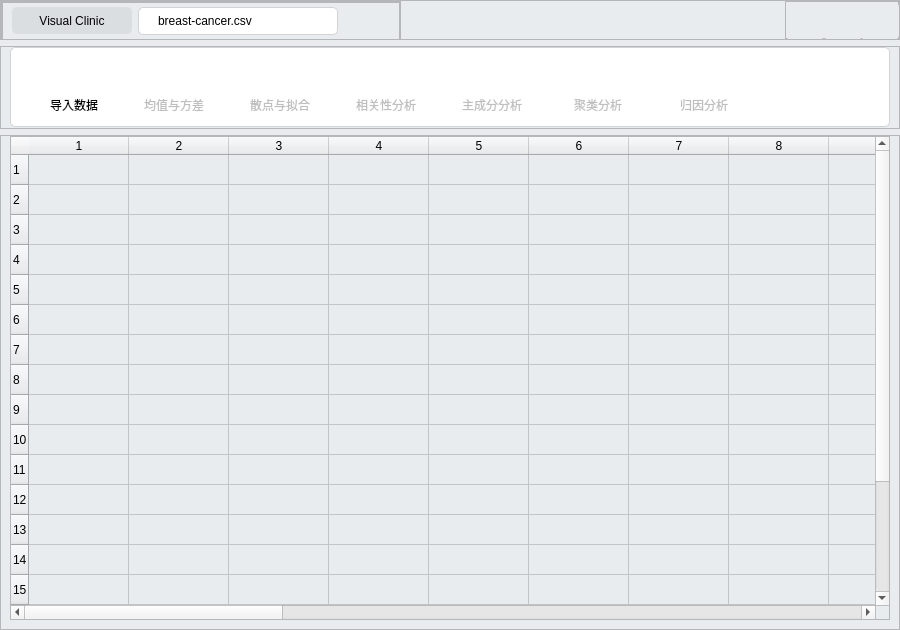
gtxzsxxk/visual-clinic, file visual-clinic/mainwindow.ui: the form before one commit.
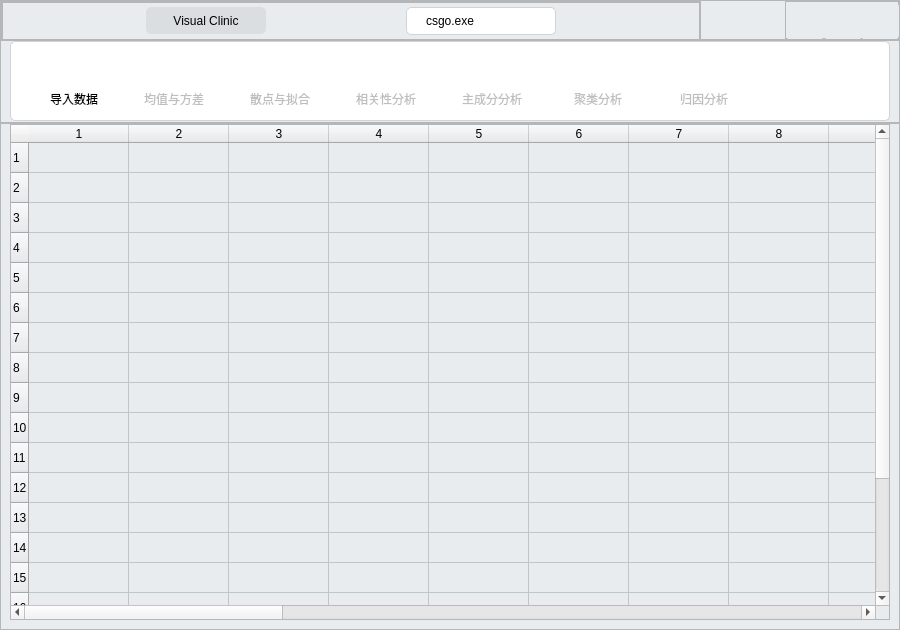
The form after the commit. Icons and pictures are not drawn.

Commit message: feat: add file tabs

Patch:
```diff
--- a/visual-clinic/mainwindow.ui
+++ b/visual-clinic/mainwindow.ui
@@ -26,6 +26,9 @@
   </property>
   <widget class="QWidget" name="centralwidget">
    <layout class="QVBoxLayout" name="verticalLayout">
+    <property name="spacing">
+     <number>0</number>
+    </property>
     <property name="leftMargin">
      <number>0</number>
     </property>
@@ -95,13 +98,13 @@
          </property>
          <property name="minimumSize">
           <size>
-           <width>400</width>
+           <width>700</width>
            <height>40</height>
           </size>
          </property>
          <property name="maximumSize">
           <size>
-           <width>400</width>
+           <width>700</width>
            <height>40</height>
           </size>
          </property>
@@ -137,7 +140,7 @@
             </property>
             <property name="maximumSize">
              <size>
-              <width>500</width>
+              <width>700</width>
               <height>38</height>
              </size>
             </property>
@@ -197,13 +200,13 @@
                </property>
                <property name="minimumSize">
                 <size>
-                 <width>200</width>
+                 <width>150</width>
                  <height>28</height>
                 </size>
                </property>
                <property name="maximumSize">
                 <size>
-                 <width>200</width>
+                 <width>150</width>
                  <height>28</height>
                 </size>
                </property>
@@ -230,26 +233,26 @@
                  <number>0</number>
                 </property>
                 <property name="topMargin">
-                 <number>1</number>
+                 <number>0</number>
                 </property>
                 <property name="rightMargin">
                  <number>0</number>
                 </property>
                 <property name="bottomMargin">
-                 <number>1</number>
+                 <number>0</number>
                 </property>
                 <item>
                  <widget class="QLabel" name="label">
                   <property name="minimumSize">
                    <size>
-                    <width>132</width>
-                    <height>18</height>
+                    <width>80</width>
+                    <height>20</height>
                    </size>
                   </property>
                   <property name="maximumSize">
                    <size>
-                    <width>132</width>
-                    <height>18</height>
+                    <width>80</width>
+                    <height>20</height>
                    </size>
                   </property>
                   <property name="styleSheet">
@@ -259,7 +262,7 @@
 }</string>
                   </property>
                   <property name="text">
-                   <string>breast-cancer.csv</string>
+                   <string>csgo.exe</string>
                   </property>
                  </widget>
                 </item>
@@ -308,19 +311,6 @@
                </layout>
               </widget>
              </item>
-             <item>
-              <spacer name="horizontalSpacer">
-               <property name="orientation">
-                <enum>Qt::Horizontal</enum>
-               </property>
-               <property name="sizeHint" stdset="0">
-                <size>
-                 <width>40</width>
-                 <height>20</height>
-                </size>
-               </property>
-              </spacer>
-             </item>
             </layout>
            </widget>
           </item>
@@ -332,6 +322,9 @@
          <property name="orientation">
           <enum>Qt::Horizontal</enum>
          </property>
+         <property name="sizeType">
+          <enum>QSizePolicy::Expanding</enum>
+         </property>
          <property name="sizeHint" stdset="0">
           <size>
            <width>40</width>
```
Left out of the diff: 7 changed lines with no effect on the pictures. The commit also changes 5 other files.
